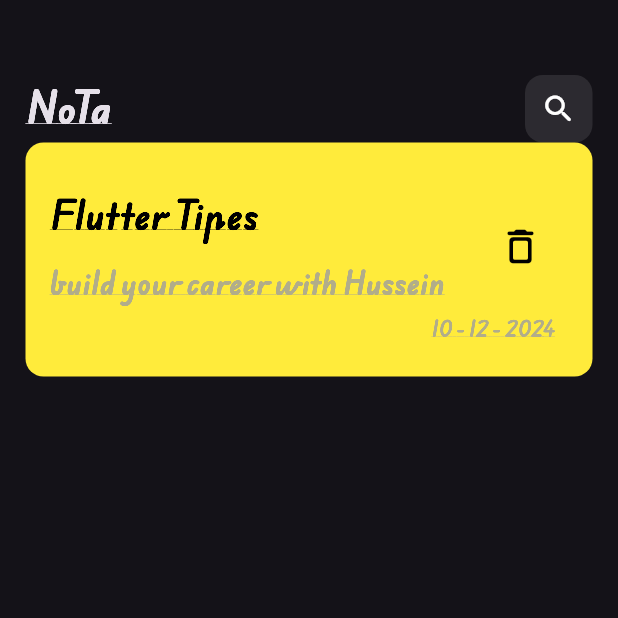
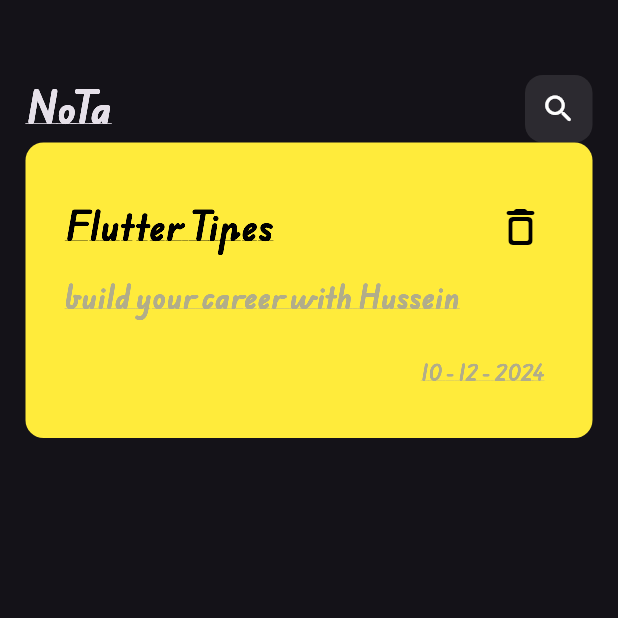
Before and after one commit to HusseinAlswasy/NoT, a Flutter app: the screen it shows after launch, on a phone screen of 412 x 824 dp, the top half of it. Run offline on Flutter 3.47's test engine with Material 3 defaults, Android fonts, the phone set to English and light mode, and no system bars.

Commit message:
refactor ui

```diff
--- a/lib/widgets/noteItem.dart
+++ b/lib/widgets/noteItem.dart
@@ -6,7 +6,7 @@ class NoteItem extends StatelessWidget {
   @override
   Widget build(BuildContext context) {
     return Container(
-      padding: EdgeInsets.only(top: 24, bottom: 24),
+      padding: EdgeInsets.only(top: 24, bottom: 24, right: 0, left: 10),
       decoration: BoxDecoration(
         color: Colors.yellow,
         borderRadius: BorderRadius.circular(12),
@@ -15,15 +15,28 @@ class NoteItem extends StatelessWidget {
         crossAxisAlignment: CrossAxisAlignment.end,
         children: [
           ListTile(
-            title: const Text(
+            title: Row(
+              children: [
+                const Text(
                   'Flutter Tipes',
                   style: TextStyle(
                     color: Colors.black,
                     fontSize: 22,
                   ),
                 ),
+                Spacer(),
+                IconButton(
+                  onPressed: () {},
+                  icon: const Icon(
+                    Icons.delete_outline_rounded,
+                    color: Colors.black,
+                    size: 32,
+                  ),
+                ),
+              ],
+            ),
             subtitle: Padding(
-              padding: const EdgeInsets.only(top: 16),
+              padding: const EdgeInsets.only(top: 10),
               child: Text(
                 'build your career with Hussein',
                 style: TextStyle(
@@ -32,18 +45,13 @@ class NoteItem extends StatelessWidget {
                 ),
               ),
             ),
-            trailing: IconButton(
-              onPressed: () {},
-              icon: const Icon(
-                Icons.delete_outline_rounded,
-                color: Colors.black,
-                size: 30,
           ),
-            ),
+          SizedBox(
+            height: 20,
           ),
           Padding(
             padding: const EdgeInsets.only(
-              right: 25,
+              right: 32,
             ),
             child: Text(
               '10 - 12 - 2024',
@@ -53,6 +61,9 @@ class NoteItem extends StatelessWidget {
               ),
             ),
           ),
+          SizedBox(
+            height: 12,
+          ),
         ],
       ),
     );
```
Lines whose indentation alone changed are shown as unchanged.
